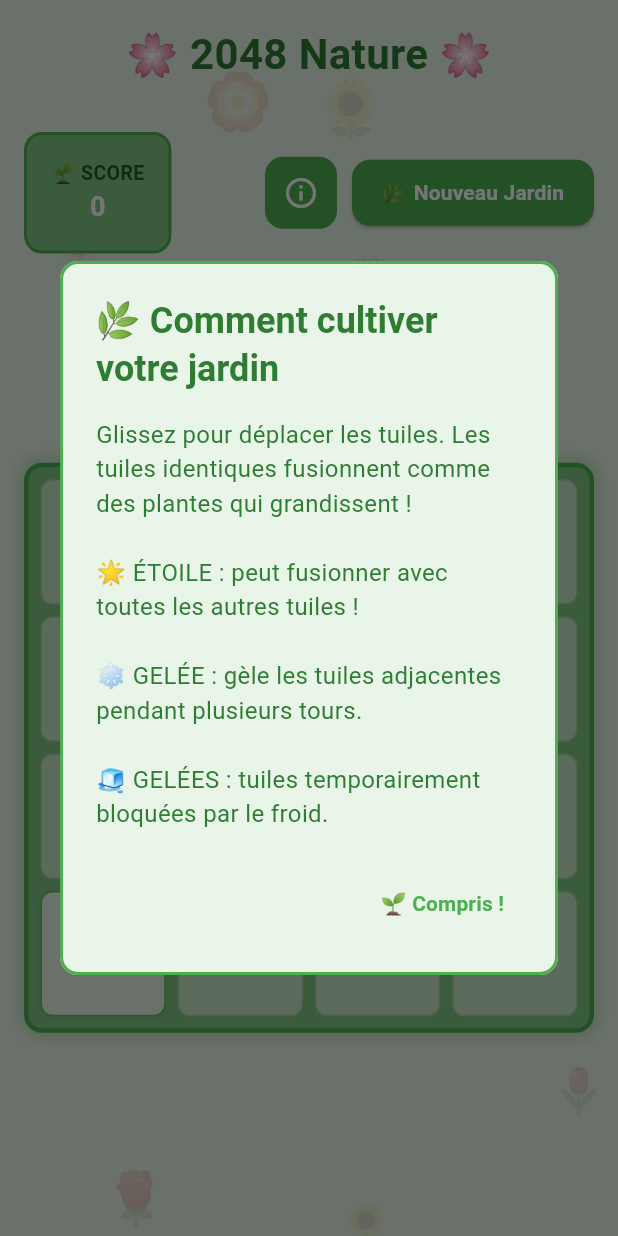
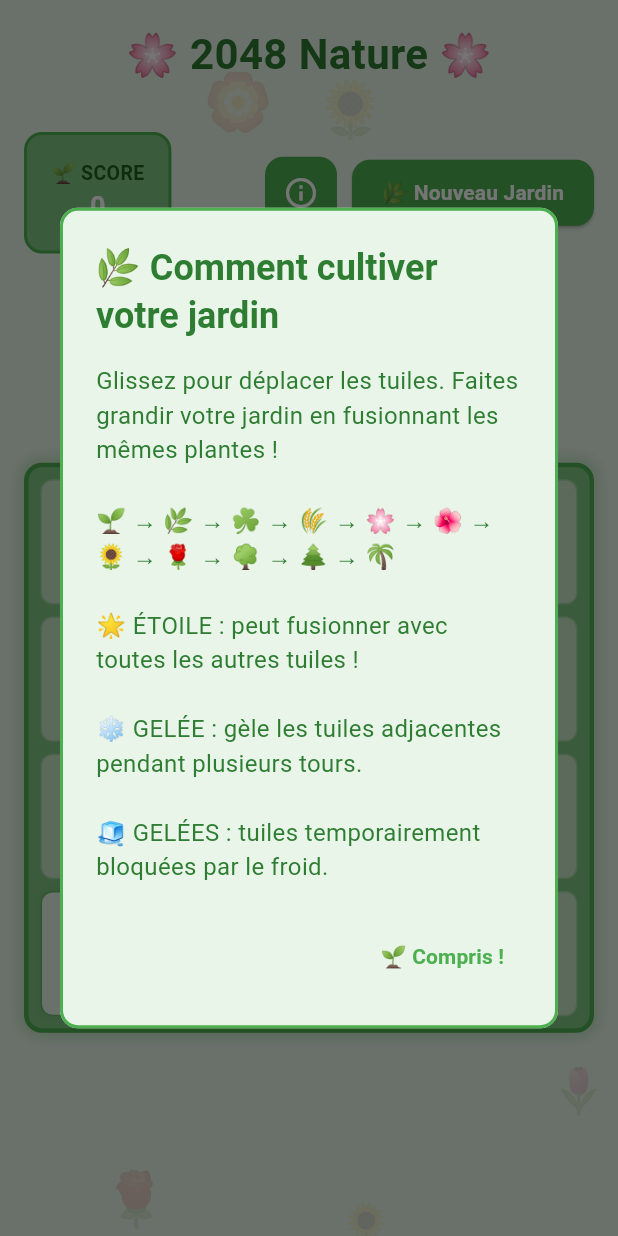
Before and after one commit to AlexisBCD/deux_mille_quarante_huit, a Flutter app: the screen it shows after launch, after a tap on the "info outline" icon, on a phone screen of 412 x 824 dp. Run offline on Flutter 3.47's test engine with Material 3 defaults, Android fonts, the light colour scheme and no system bars; our stand-ins replace flutter_bloc.

Commit message:
Conversion des tuiles dans le thème et adaptation du format sur chrome

```diff
--- a/lib/features/game/presentation/game_board/game_board_view.dart
+++ b/lib/features/game/presentation/game_board/game_board_view.dart
@@ -356,12 +356,19 @@ class GameBoardView extends StatelessWidget {
                 mainAxisAlignment: MainAxisAlignment.center,
                 children: [
                   Text(
+                    _getTileEmoji(tile.value),
+                    style: TextStyle(
+                      fontSize: _getEmojiFontSize(tile.value),
+                    ),
+                  ),
+                  const SizedBox(height: 2),
+                  Text(
                     '${tile.value}',
                     style: TextStyle(
                       color: tile.isFrozen
                         ? const Color(0xFF1976D2)
                         : _getTextColor(tile.value),
-                      fontSize: _getFontSize(tile.value),
+                      fontSize: 10,
                       fontWeight: FontWeight.bold,
                     ),
                   ),
@@ -369,7 +376,7 @@ class GameBoardView extends StatelessWidget {
                     Text(
                       '🧊 ${tile.freezeRemainingTurns}',
                       style: const TextStyle(
-                        fontSize: 12,
+                        fontSize: 10,
                         color: Color(0xFF1976D2),
                       ),
                     ),
@@ -377,6 +384,48 @@ class GameBoardView extends StatelessWidget {
               ),
       ),
     );
+  }
+
+  // Retourne l'emoji correspondant à la valeur de la tuile
+  String _getTileEmoji(int value) {
+    switch (value) {
+      case 2:
+        return '🌱'; // Pousse
+      case 4:
+        return '🌿'; // Petite plante
+      case 8:
+        return '☘️'; // Trèfle
+      case 16:
+        return '🌾'; // Blé
+      case 32:
+        return '🌸'; // Fleur de cerisier
+      case 64:
+        return '🌺'; // Hibiscus
+      case 128:
+        return '🌻'; // Tournesol
+      case 256:
+        return '🌹'; // Rose
+      case 512:
+        return '🌳'; // Arbre
+      case 1024:
+        return '🌲'; // Sapin
+      case 2048:
+        return '🌴'; // Palmier
+      case 4096:
+        return '🎋'; // Bambou
+      case 8192:
+        return '🌊'; // Océan
+      default:
+        return '🍃'; // Feuille
+    }
+  }
+
+  // Retourne la taille de police pour les emojis selon la valeur
+  double _getEmojiFontSize(int value) {
+    if (value < 100) return 28;
+    if (value < 1000) return 24;
+    if (value < 10000) return 20;
+    return 18;
   }
 
   Color _getTileColor(int value) {
@@ -435,7 +484,8 @@ class GameBoardView extends StatelessWidget {
             ),
           ),
           content: const Text(
-            'Glissez pour déplacer les tuiles. Les tuiles identiques fusionnent comme des plantes qui grandissent !\n\n'
+            'Glissez pour déplacer les tuiles. Faites grandir votre jardin en fusionnant les mêmes plantes !\n\n'
+            '🌱 → 🌿 → ☘️ → 🌾 → 🌸 → 🌺 → 🌻 → 🌹 → 🌳 → 🌲 → 🌴\n\n'
             '🌟 ÉTOILE : peut fusionner avec toutes les autres tuiles !\n\n'
             '❄️ GELÉE : gèle les tuiles adjacentes pendant plusieurs tours.\n\n'
             '🧊 GELÉES : tuiles temporairement bloquées par le froid.',
```
Also changed, not shown: lib/main.dart (+37 -3 lines).
